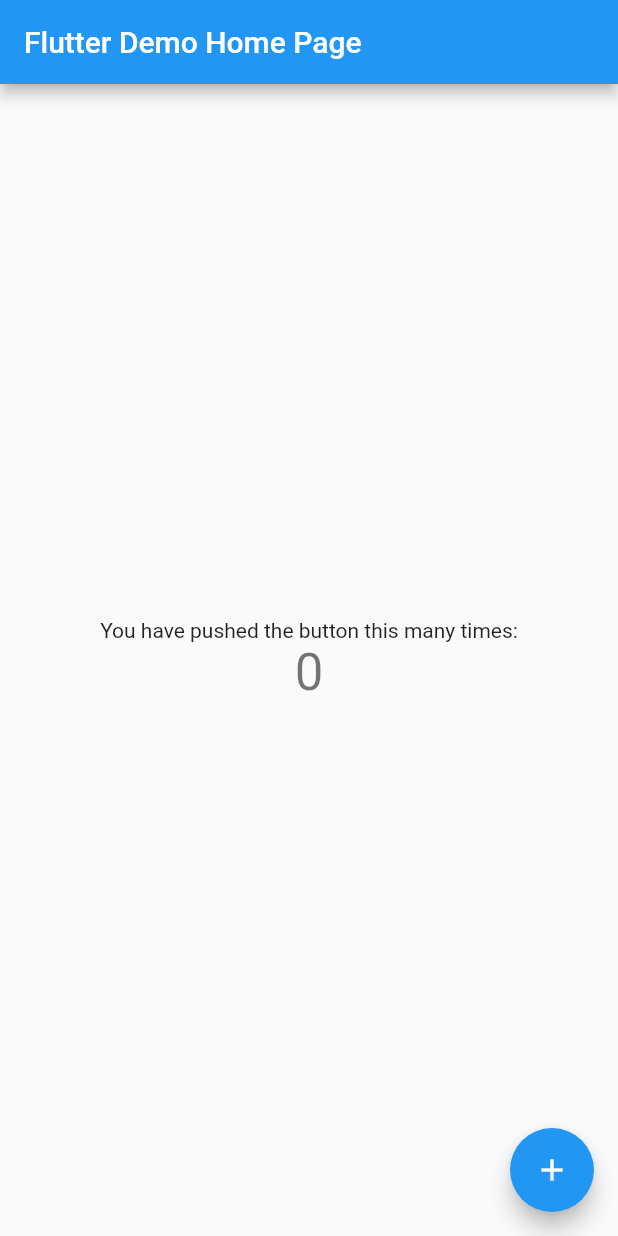
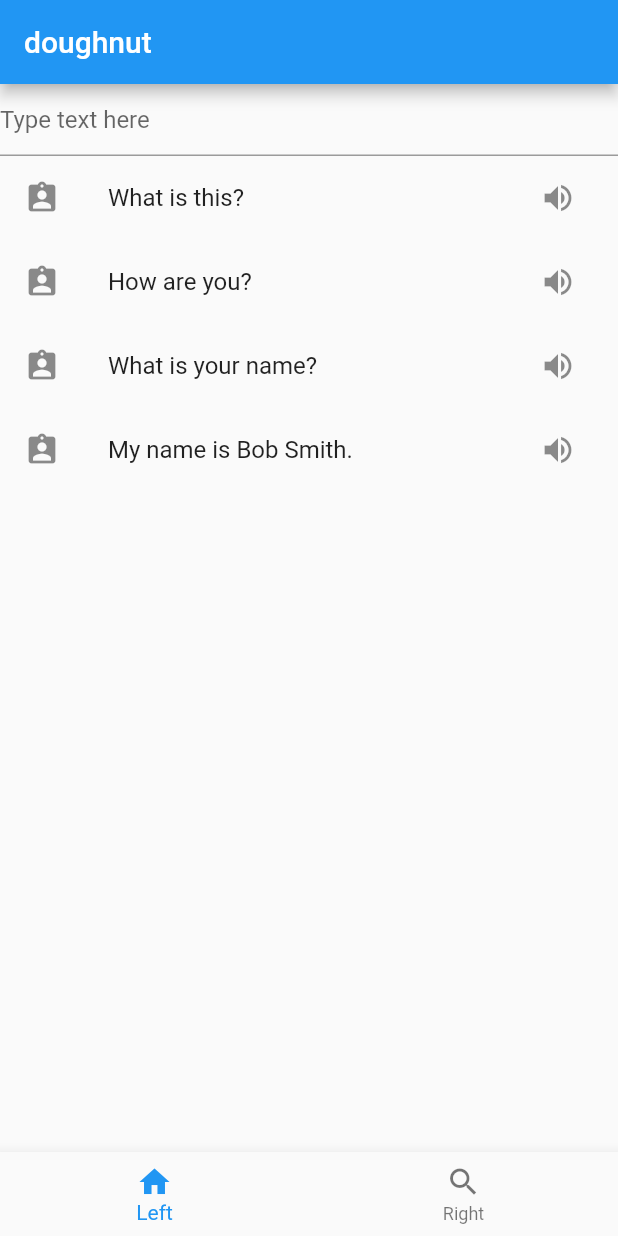
Before and after one commit to ymita/doughnut, a Flutter app: the screen it shows after launch, on a phone screen of 412 x 824 dp. Run offline on Flutter 3.47's test engine with Material 2 defaults, Android fonts, the phone set to English and light mode, and no system bars.

Commit message:
removed unnecessary code

```diff
--- a/lib/main.dart
+++ b/lib/main.dart
@@ -1,6 +1,8 @@
 import 'package:flutter/material.dart';
 
-void main() => runApp(new MyApp());
+void main() {
+  runApp(new MyApp());
+}
 
 class MyApp extends StatelessWidget {
   // This widget is the root of your application.
@@ -43,67 +45,82 @@ class MyHomePage extends StatefulWidget {
 }
 
 class _MyHomePageState extends State<MyHomePage> {
-  int _counter = 0;
-
-  void _incrementCounter() {
-    setState(() {
-      // This call to setState tells the Flutter framework that something has
-      // changed in this State, which causes it to rerun the build method below
-      // so that the display can reflect the updated values. If we changed
-      // _counter without calling setState(), then the build method would not be
-      // called again, and so nothing would appear to happen.
-      _counter++;
-    });
-  }
-
+  var idx = 0;
+  final TextEditingController _controller = new TextEditingController();
   @override
   Widget build(BuildContext context) {
-    // This method is rerun every time setState is called, for instance as done
-    // by the _incrementCounter method above.
-    //
-    // The Flutter framework has been optimized to make rerunning build methods
-    // fast, so that you can just rebuild anything that needs updating rather
-    // than having to individually change instances of widgets.
     return new Scaffold(
+
       appBar: new AppBar(
-        // Here we take the value from the MyHomePage object that was created by
-        // the App.build method, and use it to set our appbar title.
-        title: new Text(widget.title),
+        title: new Text('doughnut'),
       ),
-      body: new Center(
-        // Center is a layout widget. It takes a single child and positions it
-        // in the middle of the parent.
-        child: new Column(
-          // Column is also layout widget. It takes a list of children and
-          // arranges them vertically. By default, it sizes itself to fit its
-          // children horizontally, and tries to be as tall as its parent.
-          //
-          // Invoke "debug paint" (press "p" in the console where you ran
-          // "flutter run", or select "Toggle Debug Paint" from the Flutter tool
-          // window in IntelliJ) to see the wireframe for each widget.
-          //
-          // Column has various properties to control how it sizes itself and
-          // how it positions its children. Here we use mainAxisAlignment to
-          // center the children vertically; the main axis here is the vertical
-          // axis because Columns are vertical (the cross axis would be
-          // horizontal).
-          mainAxisAlignment: MainAxisAlignment.center,
+
+      body:
+      idx == 0 ?
+      new Column(
+          mainAxisAlignment: MainAxisAlignment.start,
           children: <Widget>[
-            new Text(
-              'You have pushed the button this many times:',
+            new TextField(
+              controller: _controller,
+              decoration: new InputDecoration(
+                hintText: 'Type text here',
+              ),
             ),
-            new Text(
-              '$_counter',
-              style: Theme.of(context).textTheme.display1,
+            new ListTile(
+              leading: const Icon(Icons.assignment_ind),
+              title: const Text('What is this?'),
+              trailing: new IconButton(
+                icon: new Icon(Icons.volume_up),
+                tooltip: 'Listen to learn!',
+                onPressed: () { setState(() { var a = 1.1; }); },
+              ),
+            ),
+            new ListTile(
+              leading: const Icon(Icons.assignment_ind),
+              title: const Text('How are you?'),
+              trailing: new IconButton(
+                icon: new Icon(Icons.volume_up),
+                tooltip: 'Listen to learn!',
+                onPressed: () { setState(() { var a = 1.1; }); },
+              ),
+            ),
+            new ListTile(
+              leading: const Icon(Icons.assignment_ind),
+              title: const Text('What is your name?'),
+              trailing: new IconButton(
+                icon: new Icon(Icons.volume_up),
+                tooltip: 'Listen to learn!',
+                onPressed: () { setState(() { var a = 1.1; }); },
+              ),
+            ),
+            new ListTile(
+              leading: const Icon(Icons.assignment_ind),
+              title: const Text('My name is Bob Smith.'),
+              trailing: new IconButton(
+                icon: new Icon(Icons.volume_up),
+                tooltip: 'Listen to learn!',
+                onPressed: () { setState(() { var a = 1.1; }); },
+              ),
             ),
           ],
-        ),
+        )
+      :
+      new Text("Right"),
+      bottomNavigationBar: new BottomNavigationBar(
+        currentIndex: idx,
+        onTap: (int idx) { setState((){ this.idx = idx; }); },
+        items: <BottomNavigationBarItem>[
+          new BottomNavigationBarItem(
+            icon: new Icon(Icons.home),
+            title: new Text("Left"),
+          ),
+          new BottomNavigationBarItem(
+            icon: new Icon(Icons.search),
+            title: new Text("Right"),
+          ),
+        ],
       ),
-      floatingActionButton: new FloatingActionButton(
-        onPressed: _incrementCounter,
-        tooltip: 'Increment',
-        child: new Icon(Icons.add),
-      ), // This trailing comma makes auto-formatting nicer for build methods.
+
     );
   }
 }
```
